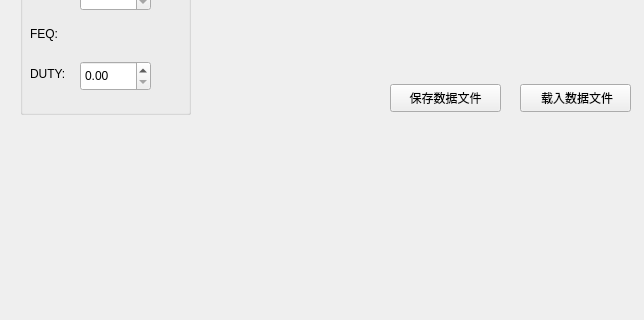
First picture: the form in mwgenwdata.ui, repository CarnationTL/GenWData, before the edit; both pictures show x 0 to 644 and y 393 to 713 of the 817 by 713 pixel window.
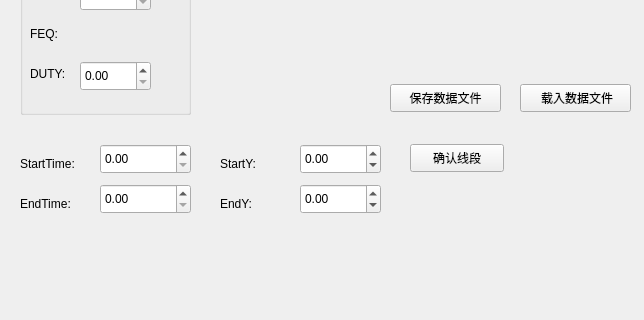
Second picture: the form after the edit. Custom widgets are drawn as their Qt base class.

```diff
--- a/mwgenwdata.ui
+++ b/mwgenwdata.ui
@@ -248,6 +248,123 @@
      <string> 载入数据文件</string>
     </property>
    </widget>
+   <widget class="QLabel" name="lblStartTime">
+    <property name="geometry">
+     <rect>
+      <x>20</x>
+      <y>530</y>
+      <width>71</width>
+      <height>20</height>
+     </rect>
+    </property>
+    <property name="text">
+     <string>StartTime:</string>
+    </property>
+   </widget>
+   <widget class="QDoubleSpinBox" name="sbstartTime">
+    <property name="geometry">
+     <rect>
+      <x>100</x>
+      <y>520</y>
+      <width>91</width>
+      <height>30</height>
+     </rect>
+    </property>
+   </widget>
+   <widget class="QLabel" name="lblEndTime">
+    <property name="geometry">
+     <rect>
+      <x>20</x>
+      <y>570</y>
+      <width>62</width>
+      <height>20</height>
+     </rect>
+    </property>
+    <property name="text">
+     <string>EndTime:</string>
+    </property>
+   </widget>
+   <widget class="QDoubleSpinBox" name="sbEndTime">
+    <property name="geometry">
+     <rect>
+      <x>100</x>
+      <y>560</y>
+      <width>91</width>
+      <height>30</height>
+     </rect>
+    </property>
+   </widget>
+   <widget class="QLabel" name="label">
+    <property name="geometry">
+     <rect>
+      <x>220</x>
+      <y>530</y>
+      <width>62</width>
+      <height>20</height>
+     </rect>
+    </property>
+    <property name="text">
+     <string>StartY:</string>
+    </property>
+   </widget>
+   <widget class="QLabel" name="label_2">
+    <property name="geometry">
+     <rect>
+      <x>220</x>
+      <y>570</y>
+      <width>62</width>
+      <height>20</height>
+     </rect>
+    </property>
+    <property name="text">
+     <string>EndY:</string>
+    </property>
+   </widget>
+   <widget class="QDoubleSpinBox" name="sbStartY">
+    <property name="geometry">
+     <rect>
+      <x>300</x>
+      <y>520</y>
+      <width>81</width>
+      <height>30</height>
+     </rect>
+    </property>
+    <property name="minimum">
+     <double>-1000.000000000000000</double>
+    </property>
+    <property name="maximum">
+     <double>1000.000000000000000</double>
+    </property>
+   </widget>
+   <widget class="QDoubleSpinBox" name="sbEndY">
+    <property name="geometry">
+     <rect>
+      <x>300</x>
+      <y>560</y>
+      <width>81</width>
+      <height>30</height>
+     </rect>
+    </property>
+    <property name="minimum">
+     <double>-1000.000000000000000</double>
+    </property>
+    <property name="maximum">
+     <double>1000.000000000000000</double>
+    </property>
+   </widget>
+   <widget class="QPushButton" name="btnConfirmSeg">
+    <property name="geometry">
+     <rect>
+      <x>410</x>
+      <y>520</y>
+      <width>94</width>
+      <height>28</height>
+     </rect>
+    </property>
+    <property name="text">
+     <string>确认线段</string>
+    </property>
+   </widget>
    <zorder>gbPara</zorder>
    <zorder>gbWave</zorder>
    <zorder>qwtPlot</zorder>
```
Left out of the diff: 9 changed lines with no effect on the pictures.
